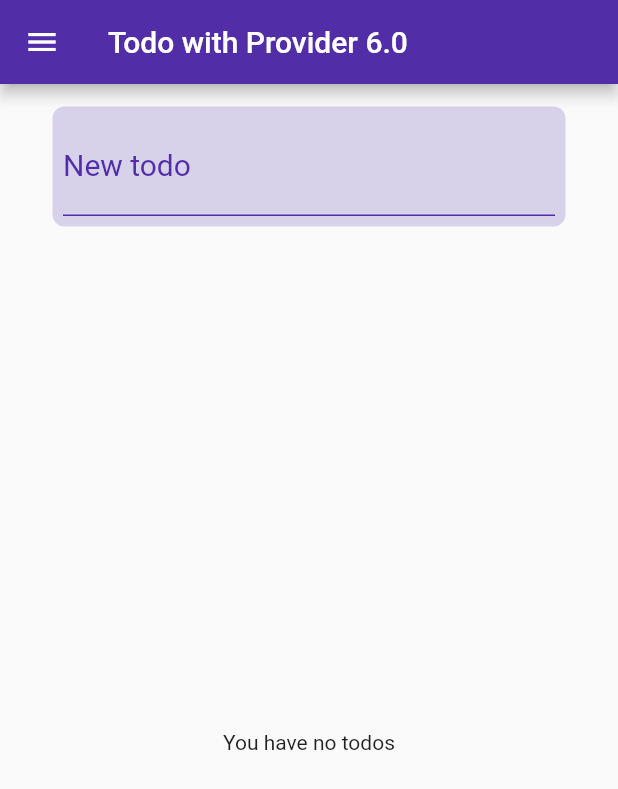
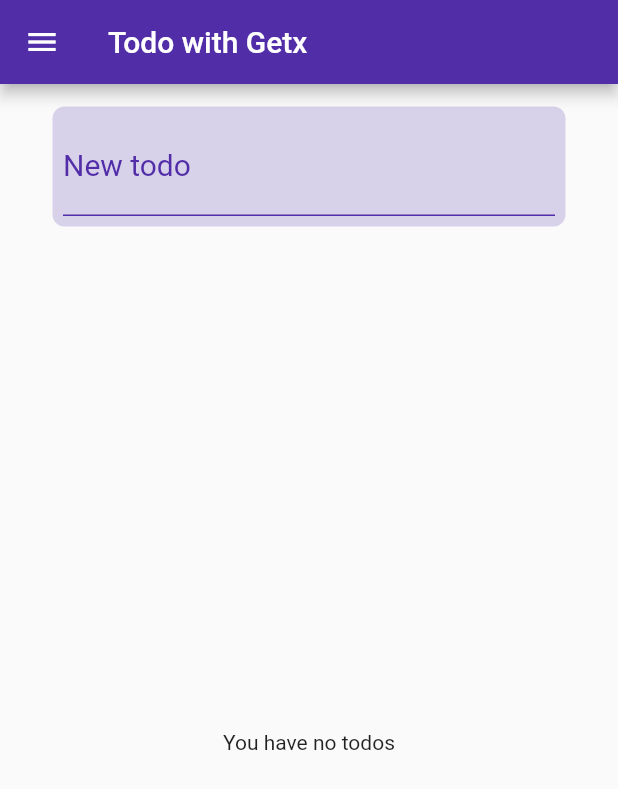
Before and after one commit to Lcarv20/flutter_training-todoApp, a Flutter app: the screen it shows after launch, on a phone screen of 412 x 824 dp. Shown: the top 789 px of the screen. Run offline on Flutter 3.47's test engine with Material 2 defaults, Android fonts, the phone set to English and light mode, and no system bars; our stand-ins replace get.

Commit message:
Changing some labels

```diff
--- a/lib/main.dart
+++ b/lib/main.dart
@@ -12,7 +12,7 @@
   @override
   Widget build(BuildContext context) {
     return MaterialApp(
-      title: "Provider Training App",
+      title: "GetX training",
       home: HomeApp(),
       theme: ThemeData(
         primaryColor: Colors.deepPurple[700],
@@ -30,7 +30,7 @@
     return Scaffold(
       appBar: AppBar(
         backgroundColor: Theme.of(context).primaryColor,
-        title: const Text("Todo with Provider 6.0"),
+        title: const Text("Todo with Getx"),
       ),
       body: Body(),
       drawer: Drawer(
```
Also changed, not shown: 1 other file.
